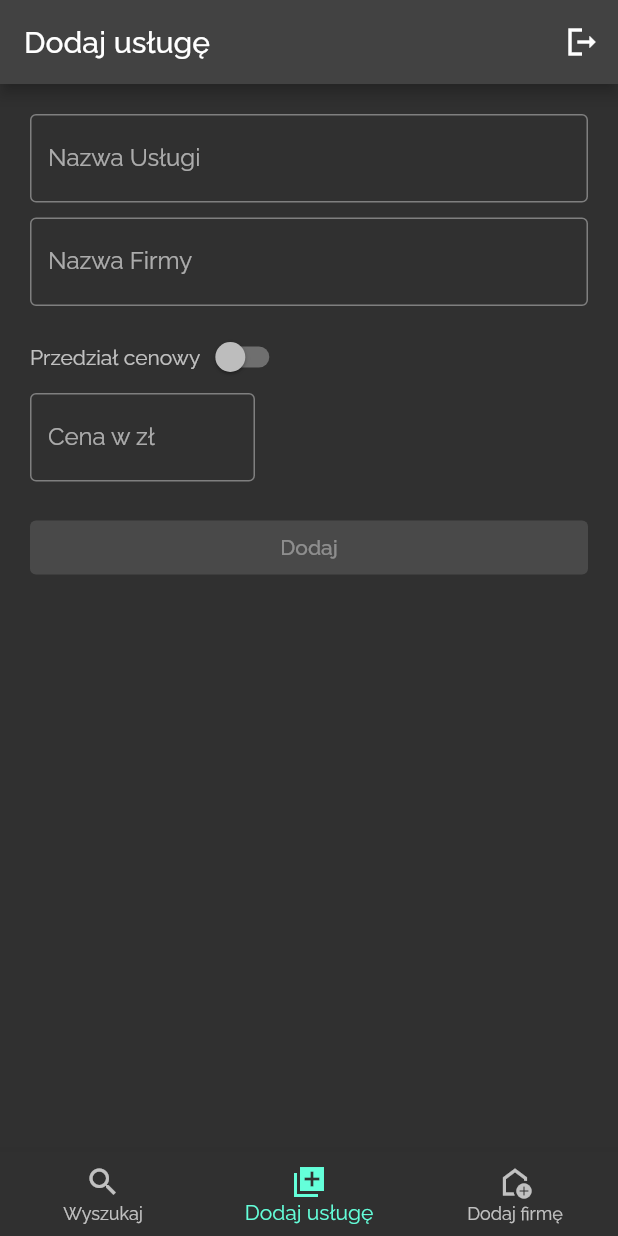
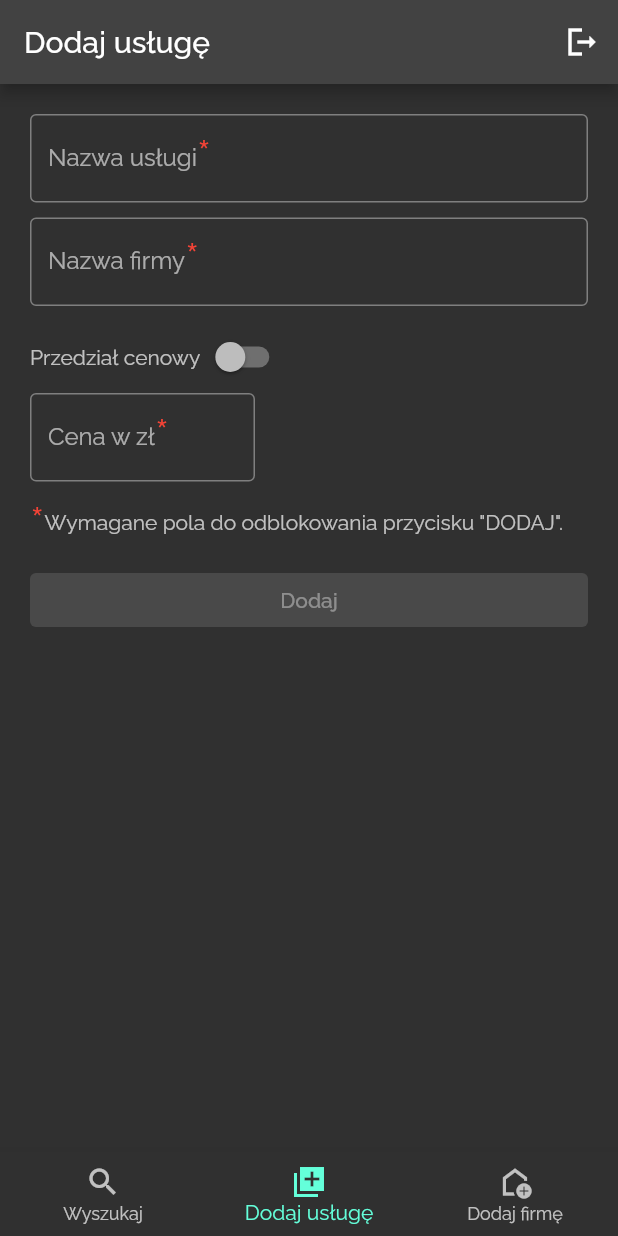
Before and after one commit to sebastiansliwa/manul, a Flutter app: the screen it shows once a user with an empty profile is signed in, item 2 of the bottom bar chosen, on a phone screen of 412 x 824 dp. Run offline on Flutter 3.47's test engine with Material 2 defaults, Android fonts, the phone set to English and light mode, and no system bars; our stand-ins replace cloud_firestore, firebase_auth, firebase_core, google_fonts; missing offline and left inert: flutterfire_ui; accounts and stored records are empty.

Commit message:
Add information about required fields to add services

```diff
--- a/lib/features/home/add_services/pages/add_services_page_content.dart
+++ b/lib/features/home/add_services/pages/add_services_page_content.dart
@@ -26,10 +26,21 @@ class _AddServicesPageContentState extends State<AddServicesPageContent> {
       ),
       children: [
         TextField(
-          decoration: const InputDecoration(
-            border: OutlineInputBorder(),
+          decoration: InputDecoration(
+            border: const OutlineInputBorder(),
             hintText: 'Podaj nazwę usługi',
-            label: Text('Nazwa Usługi'),
+            label: Row(
+              children: const [
+                Text('Nazwa usługi'),
+                Text(
+                  '*',
+                  style: TextStyle(
+                    color: Colors.red,
+                    fontSize: 30,
+                  ),
+                ),
+              ],
+            ),
           ),
           onChanged: (newValue) {
             setState(() {
@@ -39,10 +50,21 @@ class _AddServicesPageContentState extends State<AddServicesPageContent> {
         ),
         const SizedBox(height: 10),
         TextField(
-          decoration: const InputDecoration(
-            border: OutlineInputBorder(),
+          decoration: InputDecoration(
+            border: const OutlineInputBorder(),
             hintText: 'Podaj nazwę firmy',
-            label: Text('Nazwa Firmy'),
+            label: Row(
+              children: const [
+                Text('Nazwa firmy'),
+                Text(
+                  '*',
+                  style: TextStyle(
+                    color: Colors.red,
+                    fontSize: 30,
+                  ),
+                ),
+              ],
+            ),
           ),
           onChanged: (newValue) {
             setState(() {
@@ -75,8 +97,18 @@ class _AddServicesPageContentState extends State<AddServicesPageContent> {
                 decoration: InputDecoration(
                   border: const OutlineInputBorder(),
                   hintText: 'np.: 50',
-                  label: Text(
-                      ispricebracket ? 'Cena minimalna w zł' : 'Cena w zł'),
+                  label: Row(
+                    children: [
+                      Text(ispricebracket ? 'Cena min. w zł' : 'Cena w zł'),
+                      const Text(
+                        '*',
+                        style: TextStyle(
+                          color: Colors.red,
+                          fontSize: 30,
+                        ),
+                      ),
+                    ],
+                  ),
                 ),
                 onChanged: (newValue) {
                   setState(() {
@@ -87,13 +119,17 @@ class _AddServicesPageContentState extends State<AddServicesPageContent> {
             ),
             Visibility(
               visible: ispricebracket,
+              child: const Text('-'),
+            ),
+            Visibility(
+              visible: ispricebracket,
               child: SizedBox(
                 width: 150,
                 child: TextField(
                   decoration: const InputDecoration(
                     border: OutlineInputBorder(),
                     hintText: 'np. 150',
-                    label: Text('Cena maksymalna w zł'),
+                    label: Text('Cena max. w zł'),
                   ),
                   onChanged: (newValue) {
                     setState(() {
@@ -106,6 +142,22 @@ class _AddServicesPageContentState extends State<AddServicesPageContent> {
           ],
         ),
         const SizedBox(height: 10),
+        Row(
+          children: const [
+            Text(
+              '*',
+              style: TextStyle(
+                color: Colors.red,
+                fontSize: 30,
+              ),
+            ),
+            Expanded(
+              child: Text(
+                'Wymagane pola do odblokowania przycisku "DODAJ".',
+              ),
+            )
+          ],
+        ),
         const SizedBox(height: 10),
         ElevatedButton(
           onPressed: service.isEmpty || company.isEmpty || prize.isEmpty
```
